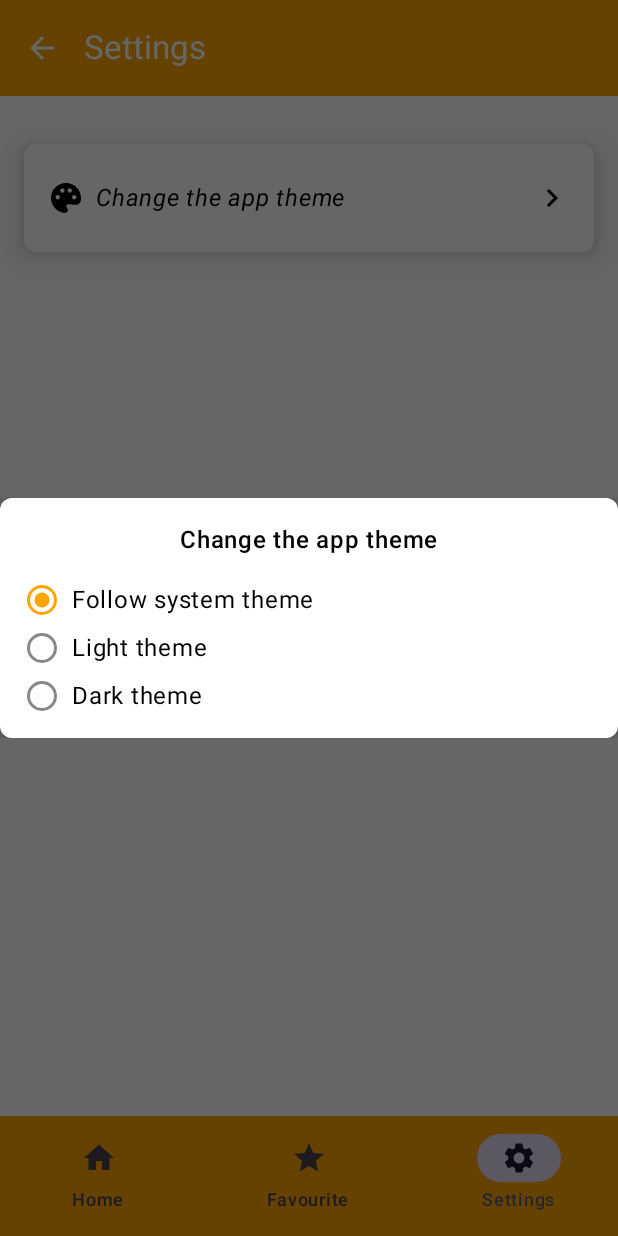
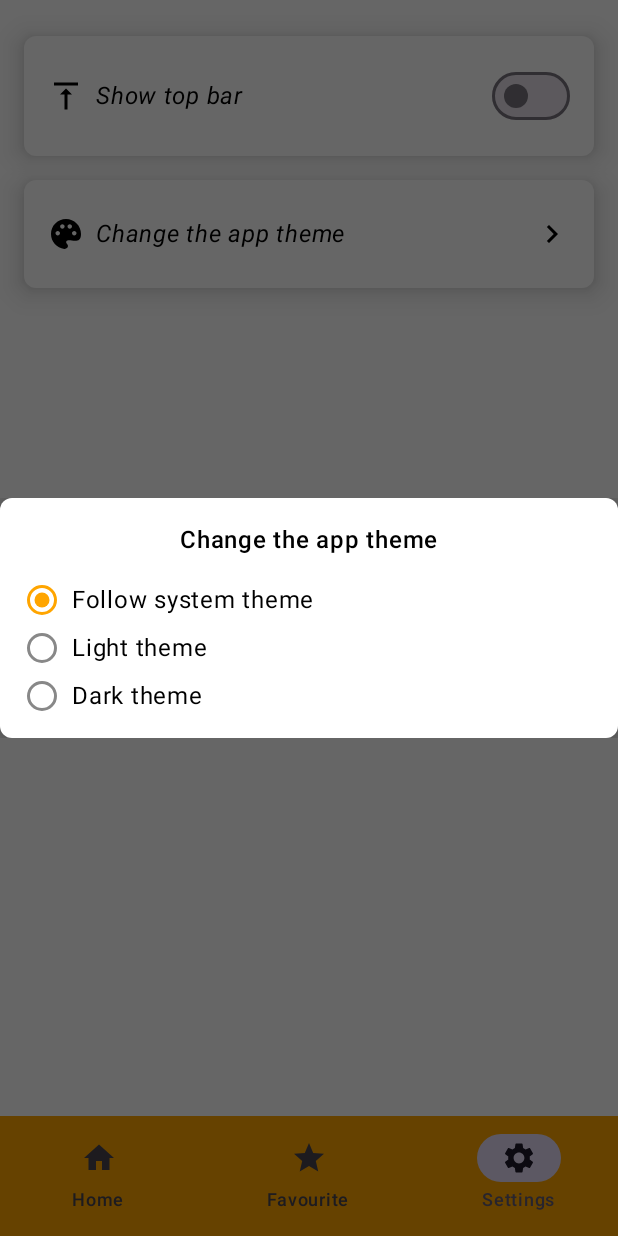
Before and after one commit to Robilko/BasketSnap, an Android app built with Jetpack Compose: the SettingsRoute screen opened through its navigation route, after a tap on "Change the app theme", on a phone screen of 412 x 824 dp. Run offline under Robolectric (Android 15) with nearby library versions, the phone set to English and light mode, and no system bars; our stand-ins replace Dagger/Hilt's generated code, Room's generated code; libraries missing offline, so code that uses them is left out: coil.decode; network calls fail; pictures from the network do not load; 1 other tap on this screen came first.

```diff
--- a/app/src/main/java/ru/robilko/basket_snap/ui/BasketSnapApp.kt
+++ b/app/src/main/java/ru/robilko/basket_snap/ui/BasketSnapApp.kt
@@ -48,6 +48,7 @@ internal fun BasketSnapApp(
         containerColor = MaterialTheme.colorScheme.background,
         modifier = Modifier.fillMaxSize(),
         topBar = {
+            if (appState.needToShowTopBar) {
                 TopAppBar(
                     title = { Text(text = stringResource(id = topBarTitle)) },
                     navigationIcon = {
@@ -66,6 +67,7 @@ internal fun BasketSnapApp(
                         titleContentColor = Color.White
                     )
                 )
+            }
         },
         bottomBar = {
             AppBottomBar(
--- a/app/src/main/java/ru/robilko/basket_snap/ui/BasketSnapAppState.kt
+++ b/app/src/main/java/ru/robilko/basket_snap/ui/BasketSnapAppState.kt
@@ -45,6 +45,9 @@ class BasketSnapAppState(
 
     val isDarkTheme: Boolean
         @Composable get() = shouldUseDarkTheme(darkThemeConfig = appConfigData.darkThemeConfig)
+
+    val needToShowTopBar: Boolean
+        @Composable get() = appConfigData.needToShowTopBar
 
     val currentDestination: NavDestination?
         @Composable get() = navController.currentBackStackEntryAsState().value?.destination
--- a/feature/favourites/src/main/java/ru/robilko/favourites/presentation/FavouritesRoute.kt
+++ b/feature/favourites/src/main/java/ru/robilko/favourites/presentation/FavouritesRoute.kt
@@ -109,21 +109,20 @@ private fun FavouritesScreen(
 
         HorizontalPager(state = pagerState, userScrollEnabled = true) { pageIndex ->
             when (pageIndex) {
+                FavouritesTabs.TEAMS.ordinal -> {
+                    TeamsPage(
+                        isLoading = uiState.isTeamsLoading,
+                        data = uiState.teams,
+                        onClick = onNavigateToTeamDetails,
+                        onDeleteIconClick = { onEvent(FavouritesUiEvent.DeleteTeamIconClick(it)) }
+                    )
+                }
                 FavouritesTabs.LEAGUES.ordinal -> {
                     LeaguesPage(
                         isLoading = uiState.isLeaguesLoading,
                         data = uiState.leagues,
                         onClick = onNavigateToLeagueDetails,
                         onDeleteIconClick = { onEvent(FavouritesUiEvent.DeleteLeagueIconClick(it)) }
-                    )
-                }
-
-                FavouritesTabs.TEAMS.ordinal -> {
-                    TeamsPage(
-                        isLoading = uiState.isTeamsLoading,
-                        data = uiState.teams,
-                        onClick = onNavigateToTeamDetails,
-                        onDeleteIconClick = { onEvent(FavouritesUiEvent.DeleteTeamIconClick(it)) }
                     )
                 }
             }
--- a/feature/favourites/src/main/java/ru/robilko/favourites/presentation/FavouritesTabs.kt
+++ b/feature/favourites/src/main/java/ru/robilko/favourites/presentation/FavouritesTabs.kt
@@ -4,6 +4,6 @@ import androidx.annotation.StringRes
 import ru.robilko.favourites.R
 
 enum class FavouritesTabs(@StringRes val titleResId: Int) {
-    LEAGUES(R.string.leagues_tab_title),
-    TEAMS(R.string.teams_tab_title)
+    TEAMS(R.string.teams_tab_title),
+    LEAGUES(R.string.leagues_tab_title)
 }
--- a/feature/settings/src/main/java/ru/robilko/settings/data/repo/AppConfigRepositoryImpl.kt
+++ b/feature/settings/src/main/java/ru/robilko/settings/data/repo/AppConfigRepositoryImpl.kt
@@ -16,7 +16,8 @@ class AppConfigRepositoryImpl @Inject constructor(
 
     private val appConfigData: MutableStateFlow<AppConfigData> = MutableStateFlow(
         AppConfigData(
-            darkThemeConfig = getDarkThemeConfig()
+            darkThemeConfig = getDarkThemeConfig(),
+            needToShowTopBar = preferences.getBoolean(SHOW_TOP_BAR_KEY, true)
         )
     )
 
@@ -36,7 +37,13 @@ class AppConfigRepositoryImpl @Inject constructor(
         appConfigData.update { it.copy(darkThemeConfig = darkThemeConfig) }
     }
 
+    override fun setShowTopBar(value: Boolean) {
+        preferences.edit().putBoolean(SHOW_TOP_BAR_KEY, value).apply()
+        appConfigData.update { it.copy(needToShowTopBar = value) }
+    }
+
     private companion object {
         const val DARK_THEME_CONFIG_KEY = "dark_theme_config_key"
+        const val SHOW_TOP_BAR_KEY = "show_top_bar_key"
     }
 }
--- a/feature/settings/src/main/java/ru/robilko/settings/domain/model/AppConfigData.kt
+++ b/feature/settings/src/main/java/ru/robilko/settings/domain/model/AppConfigData.kt
@@ -2,4 +2,5 @@ package ru.robilko.settings.domain.model
 
 data class AppConfigData(
     val darkThemeConfig: DarkThemeConfig,
+    val needToShowTopBar: Boolean
 )
--- a/feature/settings/src/main/java/ru/robilko/settings/domain/repo/AppConfigRepository.kt
+++ b/feature/settings/src/main/java/ru/robilko/settings/domain/repo/AppConfigRepository.kt
@@ -7,4 +7,5 @@ import ru.robilko.settings.domain.model.DarkThemeConfig
 interface AppConfigRepository {
     fun getSettingsData(): StateFlow<AppConfigData>
     fun setDarkThemeConfig(darkThemeConfig: DarkThemeConfig)
+    fun setShowTopBar(value: Boolean)
 }
--- a/feature/settings/src/main/java/ru/robilko/settings/presentation/SettingsRoute.kt
+++ b/feature/settings/src/main/java/ru/robilko/settings/presentation/SettingsRoute.kt
@@ -15,6 +15,7 @@ import androidx.compose.material.icons.automirrored.filled.KeyboardArrowRight
 import androidx.compose.material3.BasicAlertDialog
 import androidx.compose.material3.ExperimentalMaterial3Api
 import androidx.compose.material3.Icon
+import androidx.compose.material3.Switch
 import androidx.compose.runtime.Composable
 import androidx.compose.runtime.LaunchedEffect
 import androidx.compose.ui.Alignment
@@ -74,7 +75,15 @@ private fun SettingsScreen(
         modifier = modifier.padding(horizontal = 16.dp),
         verticalArrangement = Arrangement.spacedBy(16.dp)
     ) {
-        Spacer(modifier = Modifier.height(16.dp))
+        Spacer(modifier = Modifier.height(8.dp))
+
+        SettingsItemWithSwitch(
+            iconResId = R.drawable.ic_top_bar,
+            text = stringResource(R.string.show_top_bar_title),
+            checked = uiState.needToShowTopBar == true,
+            enabled = uiState.needToShowTopBar != null,
+            onCheckedChange = { onEvent(SettingsUiEvent.CheckedChangeShowTopBar(it)) }
+        )
         SettingsItem(
             iconResId = R.drawable.ic_theme_mode,
             text = stringResource(R.string.change_theme_setting_title),
@@ -107,6 +116,41 @@ private fun SettingsItem(@DrawableRes iconResId: Int, text: String, onClick: ()
                 imageVector = Icons.AutoMirrored.Filled.KeyboardArrowRight,
                 contentDescription = null,
                 tint = BasketSnapTheme.colors.primaryText
+            )
+        }
+    }
+}
+
+@Composable
+private fun SettingsItemWithSwitch(
+    @DrawableRes iconResId: Int,
+    text: String,
+    enabled: Boolean,
+    checked: Boolean,
+    onCheckedChange: (Boolean) -> Unit
+) {
+    AppCard(onClick = { if (enabled) onCheckedChange(!checked) }) {
+        Row(
+            modifier = Modifier.fillMaxWidth(),
+            verticalAlignment = Alignment.CenterVertically
+        ) {
+            Icon(
+                imageVector = ImageVector.vectorResource(id = iconResId),
+                contentDescription = null,
+                tint = BasketSnapTheme.colors.primaryText
+            )
+            AppText(
+                text = text,
+                fontStyle = FontStyle.Italic,
+                fontSize = 16.sp,
+                modifier = Modifier
+                    .weight(1f)
+                    .padding(8.dp)
+            )
+            Switch(
+                checked = checked,
+                enabled = enabled,
+                onCheckedChange = onCheckedChange
             )
         }
     }
--- a/feature/settings/src/main/java/ru/robilko/settings/presentation/SettingsUiEvent.kt
+++ b/feature/settings/src/main/java/ru/robilko/settings/presentation/SettingsUiEvent.kt
@@ -7,4 +7,5 @@ sealed class SettingsUiEvent : UiEvent {
     data object ClickAppThemeSetting : SettingsUiEvent()
     data object DismissSelectableDialog : SettingsUiEvent()
     data class SelectNewChoice(val selectable: Selectable): SettingsUiEvent()
+    data class CheckedChangeShowTopBar(val value: Boolean) : SettingsUiEvent()
 }
--- a/feature/settings/src/main/java/ru/robilko/settings/presentation/SettingsUiState.kt
+++ b/feature/settings/src/main/java/ru/robilko/settings/presentation/SettingsUiState.kt
@@ -7,6 +7,7 @@ import ru.robilko.core_ui.presentation.UiState
 
 data class SettingsUiState(
     val darkThemeConfig: Selectable? = null,
+    val needToShowTopBar: Boolean? = null,
     val selectableDialogState: SelectableDialogState? = null
 ) : UiState
 
--- a/feature/settings/src/main/java/ru/robilko/settings/presentation/SettingsViewModel.kt
+++ b/feature/settings/src/main/java/ru/robilko/settings/presentation/SettingsViewModel.kt
@@ -35,6 +35,7 @@ class SettingsViewModel @Inject constructor(
                 _uiState.update { it.copy(selectableDialogState = null) }
 
             is SettingsUiEvent.SelectNewChoice -> onNewChoiceSelected(event.selectable)
+            is SettingsUiEvent.CheckedChangeShowTopBar -> changeShowTopBarConfig(event.value)
         }
     }
 
@@ -45,7 +46,12 @@ class SettingsViewModel @Inject constructor(
     private fun observeAppConfigData() {
         viewModelScope.launch {
             appConfigRepository.getSettingsData().collectLatest { data ->
-                _uiState.update { it.copy(darkThemeConfig = data.darkThemeConfig.asSelectable()) }
+                _uiState.update {
+                    it.copy(
+                        darkThemeConfig = data.darkThemeConfig.asSelectable(),
+                        needToShowTopBar = data.needToShowTopBar
+                    )
+                }
             }
         }
     }
@@ -89,4 +95,9 @@ class SettingsViewModel @Inject constructor(
         }
         _uiState.update { it.copy(selectableDialogState = null) }
     }
+
+    private fun changeShowTopBarConfig(value: Boolean) {
+        if (_uiState.value.needToShowTopBar == value) return
+        appConfigRepository.setShowTopBar(value)
+    }
 }
--- /dev/null
+++ b/feature/settings/src/main/res/drawable/ic_top_bar.xml
@@ -0,0 +1,5 @@
+<vector xmlns:android="http://schemas.android.com/apk/res/android" android:height="24dp" android:tint="#000000" android:viewportHeight="24" android:viewportWidth="24" android:width="24dp">
+
+    <path android:fillColor="@android:color/white" android:pathData="M8,11h3v10h2V11h3l-4,-4 -4,4zM4,3v2h16V3H4z"/>
+
+</vector>
--- a/feature/settings/src/main/res/values/strings.xml
+++ b/feature/settings/src/main/res/values/strings.xml
@@ -5,4 +5,5 @@
     <string name="light_theme_title">Light theme</string>
     <string name="dark_theme_title">Dark theme</string>
     <string name="change_theme_setting_title">Change the app theme</string>
+    <string name="show_top_bar_title">Show top bar</string>
 </resources>
```
Also changed, not shown: 1 other file. Lines whose indentation alone changed are shown as unchanged.
